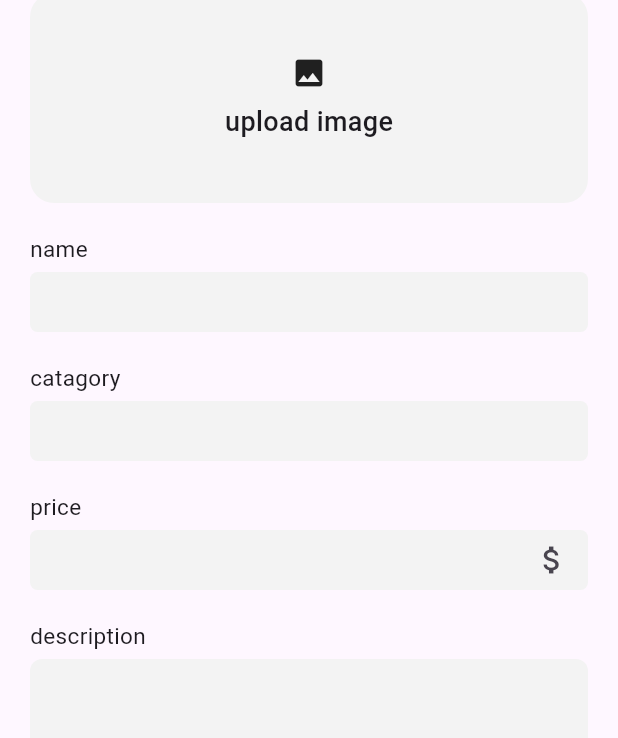
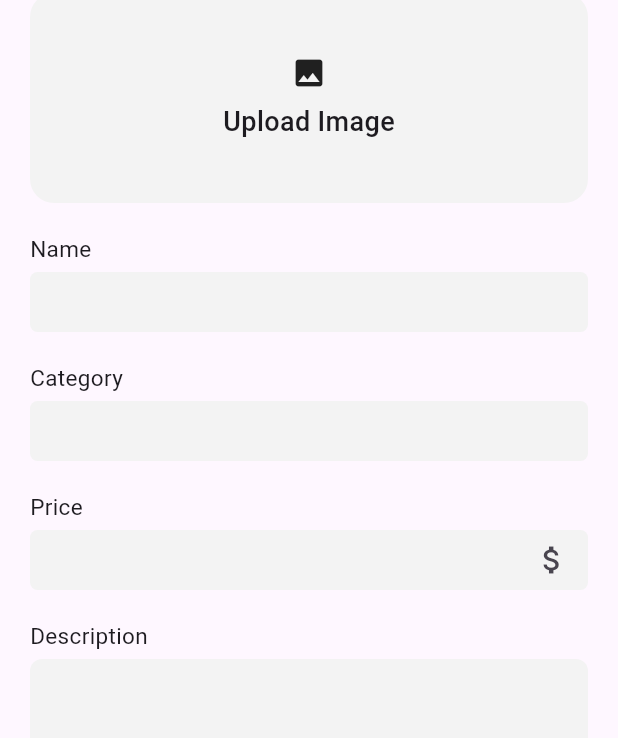
Before and after one commit to dawitsema/2024-internship-mobile-tasks, a Flutter app: the Addpage screen opened directly, on a phone screen of 412 x 824 dp. Shown: the part 121-859 px from the top of the screen. Run offline on Flutter 3.47's test engine with Material 3 defaults, Android fonts, the phone set to English and light mode, and no system bars; our stand-ins replace image_picker; Roboto replaces fonts that are missing (Poppins).

Commit message:
Update AddPage.dart
the image upload functionality had implemented

```diff
--- a/on-boarding/task_6/lib/pages/AddPage.dart
+++ b/on-boarding/task_6/lib/pages/AddPage.dart
@@ -1,8 +1,30 @@
+import 'dart:io';
+
 import 'package:flutter/material.dart';
-import 'package:flutter/widgets.dart';
+import 'package:image_picker/image_picker.dart';
 
-class Addpage extends StatelessWidget {
+class Addpage extends StatefulWidget {
   const Addpage({super.key});
+
+  @override
+  // ignore: library_private_types_in_public_api
+  _AddpageState createState() => _AddpageState();
+}
+
+class _AddpageState extends State<Addpage> {
+  File? _image;
+
+  final ImagePicker _picker = ImagePicker();
+
+  Future<void> _pickImage() async {
+    final XFile? pickedFile =
+        await _picker.pickImage(source: ImageSource.gallery);
+    if (pickedFile != null) {
+      setState(() {
+        _image = File(pickedFile.path);
+      });
+    }
+  }
 
   @override
   Widget build(BuildContext context) {
@@ -18,7 +40,7 @@ class Addpage extends StatelessWidget {
           ),
         ),
         title: const Text(
-          "Add Product",
+          'Add Product',
           style: TextStyle(
             color: Colors.black,
             fontSize: 16,
@@ -33,7 +55,9 @@ class Addpage extends StatelessWidget {
           child: Column(
             mainAxisAlignment: MainAxisAlignment.start,
             children: [
-              Container(
+              GestureDetector(
+                onTap: _pickImage,
+                child: Container(
                   height: 140,
                   width: double.infinity,
                   decoration: BoxDecoration(
@@ -41,20 +65,21 @@ class Addpage extends StatelessWidget {
                     borderRadius: BorderRadius.circular(16.0),
                   ),
                   margin: const EdgeInsets.all(10.0),
-                child: const Center(
-                  child: Column(
+                  child: Center(
+                    child: _image == null
+                        ? const Column(
                             mainAxisAlignment: MainAxisAlignment.center,
                             children: [
                               Icon(Icons.image),
-                      SizedBox(
-                        height: 8,
-                      ),
+                              SizedBox(height: 8),
                               Text(
-                        "upload image",
+                                "Upload Image",
                                 style: TextStyle(
                                     fontSize: 18, fontWeight: FontWeight.w500),
+                              ),
+                            ],
                           )
-                    ],
+                        : Image.file(_image!),
                   ),
                 ),
               ),
@@ -64,21 +89,16 @@ class Addpage extends StatelessWidget {
                 child: Column(
                   crossAxisAlignment: CrossAxisAlignment.start,
                   children: [
-                    // Label
                     const Text(
-                      'name',
+                      'Name',
                       style: TextStyle(
                         fontSize: 15,
                         fontWeight: FontWeight.w400,
                       ),
                     ),
-                    // Form Field
-                    const SizedBox(
-                      height: 5,
-                    ),
+                    const SizedBox(height: 5),
                     Container(
                       height: 40,
-                      // padding: const EdgeInsets.all(20),
                       decoration: BoxDecoration(
                         color: const Color.fromRGBO(243, 243, 243, 1),
                         borderRadius: BorderRadius.circular(5.0),
@@ -87,7 +107,7 @@ class Addpage extends StatelessWidget {
                         decoration:
                             const InputDecoration(border: InputBorder.none),
                       ),
-                    )
+                    ),
                   ],
                 ),
               ),
@@ -97,21 +117,16 @@ class Addpage extends StatelessWidget {
                 child: Column(
                   crossAxisAlignment: CrossAxisAlignment.start,
                   children: [
-                    // Label
                     const Text(
-                      'catagory',
+                      'Category',
                       style: TextStyle(
                         fontSize: 15,
                         fontWeight: FontWeight.w400,
                       ),
                     ),
-                    // Form Field
-                    const SizedBox(
-                      height: 5,
-                    ),
+                    const SizedBox(height: 5),
                     Container(
                       height: 40,
-                      // padding: const EdgeInsets.all(20),
                       decoration: BoxDecoration(
                         color: const Color.fromRGBO(243, 243, 243, 1),
                         borderRadius: BorderRadius.circular(5.0),
@@ -120,7 +135,7 @@ class Addpage extends StatelessWidget {
                         decoration:
                             const InputDecoration(border: InputBorder.none),
                       ),
-                    )
+                    ),
                   ],
                 ),
               ),
@@ -130,21 +145,16 @@ class Addpage extends StatelessWidget {
                 child: Column(
                   crossAxisAlignment: CrossAxisAlignment.start,
                   children: [
-                    // Label
                     const Text(
-                      'price',
+                      'Price',
                       style: TextStyle(
                         fontSize: 15,
                         fontWeight: FontWeight.w400,
                       ),
                     ),
-                    // Form Field
-                    const SizedBox(
-                      height: 5,
-                    ),
+                    const SizedBox(height: 5),
                     Container(
                       height: 40,
-                      // padding: const EdgeInsets.all(20),
                       decoration: BoxDecoration(
                         color: const Color.fromRGBO(243, 243, 243, 1),
                         borderRadius: BorderRadius.circular(5.0),
@@ -153,7 +163,8 @@ class Addpage extends StatelessWidget {
                         keyboardType: TextInputType.number,
                         decoration: const InputDecoration(
                           border: InputBorder.none,
-                            suffixIcon: Icon(Icons.attach_money)),
+                          suffixIcon: Icon(Icons.attach_money),
+                        ),
                       ),
                     ),
                   ],
@@ -165,21 +176,16 @@ class Addpage extends StatelessWidget {
                 child: Column(
                   crossAxisAlignment: CrossAxisAlignment.start,
                   children: [
-                    // Label
                     const Text(
-                      'description',
+                      'Description',
                       style: TextStyle(
                         fontSize: 15,
                         fontWeight: FontWeight.w400,
                       ),
                     ),
-                    // Form Field
-                    const SizedBox(
-                      height: 5,
-                    ),
+                    const SizedBox(height: 5),
                     Expanded(
                       child: Container(
-                        // padding: const EdgeInsets.all(20),
                         decoration: BoxDecoration(
                           color: const Color.fromRGBO(243, 243, 243, 1),
                           borderRadius: BorderRadius.circular(8.0),
@@ -192,13 +198,11 @@ class Addpage extends StatelessWidget {
                           textAlignVertical: TextAlignVertical.top,
                         ),
                       ),
-                    )
+                    ),
                   ],
                 ),
               ),
-              const SizedBox(
-                height: 20,
-              ),
+              const SizedBox(height: 20),
               SizedBox(
                 width: double.infinity,
                 child: ElevatedButton(
@@ -218,9 +222,7 @@ class Addpage extends StatelessWidget {
                   ),
                 ),
               ),
-              const SizedBox(
-                height: 12,
-              ),
+              const SizedBox(height: 12),
               SizedBox(
                 width: double.infinity,
                 child: OutlinedButton(
@@ -238,9 +240,7 @@ class Addpage extends StatelessWidget {
                   ),
                 ),
               ),
-              const SizedBox(
-                height: 20,
-              ),
+              const SizedBox(height: 20),
             ],
           ),
         ),
```
Lines whose indentation alone changed are shown as unchanged.
